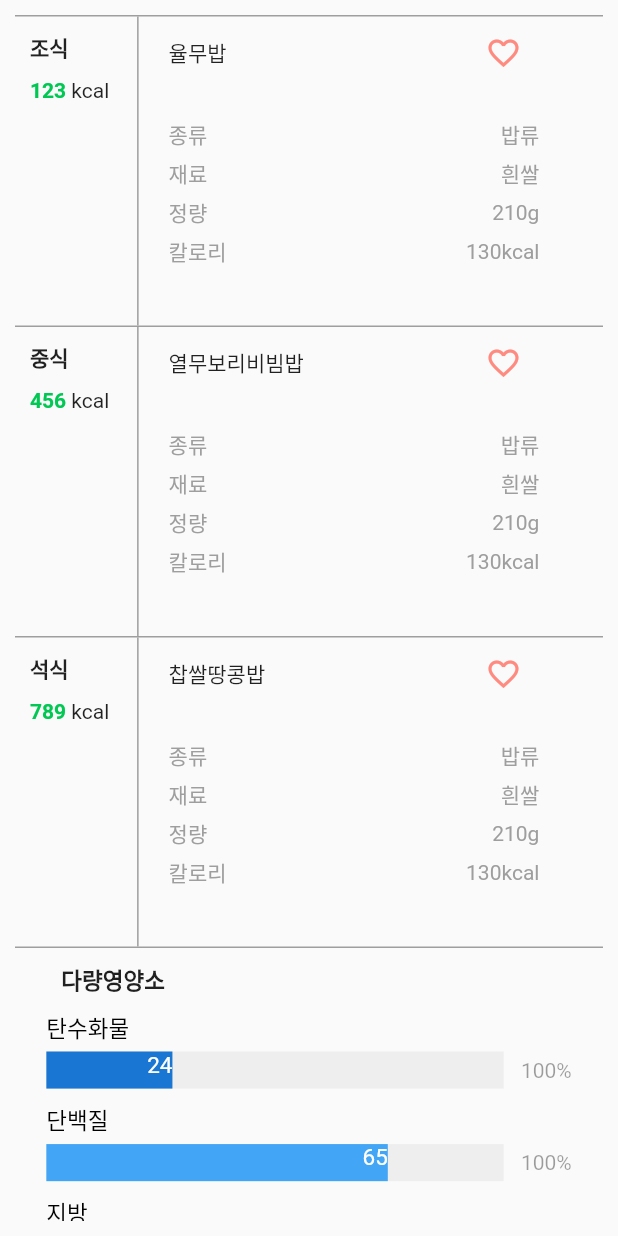
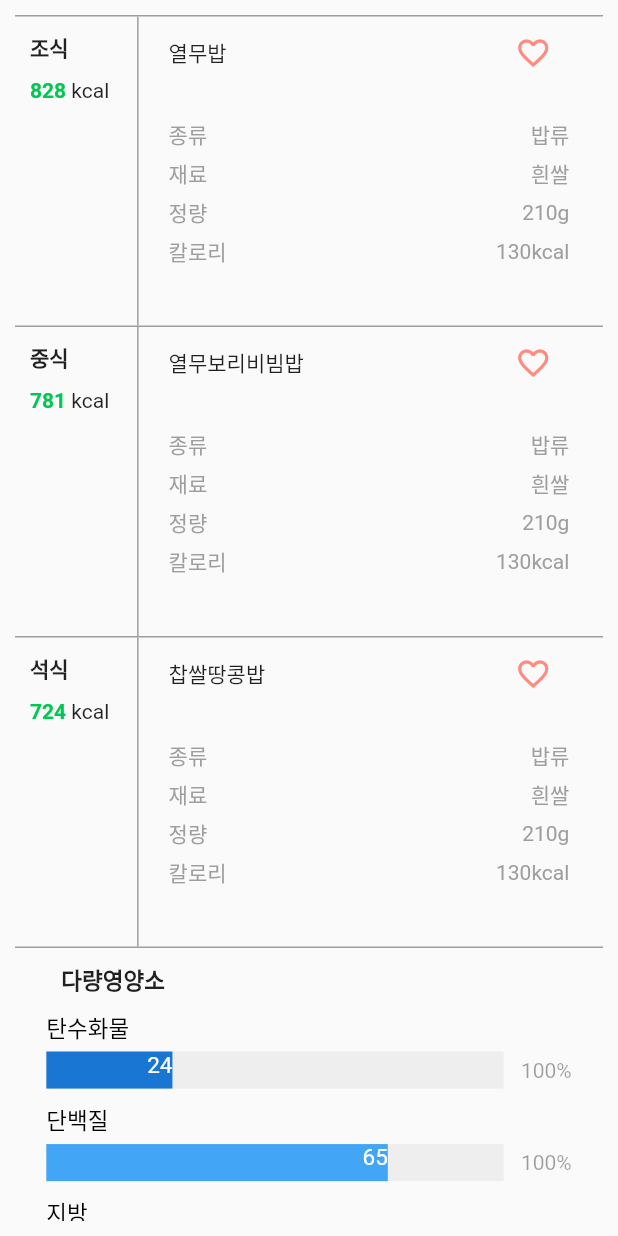
Before and after one commit to dongk0902/project_task, a Flutter app: the screen it shows after launch, on a phone screen of 412 x 824 dp. Run offline on Flutter 3.47's test engine with Material 2 defaults, Android fonts, the phone set to English and light mode, and no system bars; our stand-ins replace fl_chart.

Commit message:
08-01 commit

```diff
--- a/lib/screens/hom_screen.dart
+++ b/lib/screens/hom_screen.dart
@@ -4,10 +4,6 @@ import 'package:project_task/utils/bar_chart.dart';
 import 'package:project_task/utils/meal_menu.dart';
 import 'dart:convert';
 import 'package:http/http.dart' as http;
-import 'package:fl_chart/fl_chart.dart';
-import 'package:project_task/utils/widget.dart';
-import 'package:project_task/widgets/button.dart';
-
 import '../utils/pie.dart';
 import '../utils/list_data.dart';
 
@@ -21,9 +17,29 @@ class HomeScreen extends StatefulWidget {
 }
 
 class _HomeScreenState extends State<HomeScreen> {
+  String? foodName;
+  int? carbohydrate;
+  int? protein;
+  int? fat;
+  int? sodium;
+  int? cholesterol;
+  int? saturatedFattyAcid;
+
   void FoodNutrition() async {
     Network network = Network(
-        'http://openapi.foodsafetykorea.go.kr/api/${apiKey}/I2790/json/1/21');
+        'http://openapi.foodsafetykorea.go.kr/api/${apiKey}/I2790/json/1/1000');
+
+    var foodData = await network.getJsonData();
+  }
+
+  void updateData(dynamic foodData, int jsonNumber) {
+    foodName = foodData['row'][jsonNumber]['DESC_KOR']; // 이름
+    carbohydrate = foodData['row'][jsonNumber]['NUTR_CONT2']; // 탄수화물
+    protein = foodData['row'][jsonNumber]['NUTR_CONT3']; // 단백질
+    fat = foodData['row'][jsonNumber]['NUTR_CONT4']; // 지방
+    sodium = foodData['row'][jsonNumber]['NUTR_CONT6']; // 식이섬유 없음 => 나트륨으로 대체
+    cholesterol = foodData['row'][jsonNumber]['NUTR_CONT7']; // 콜레스테롤
+    saturatedFattyAcid = foodData['row'][jsonNumber]['NUTR_CONT8']; // 포화 지방산
   }
 
   @override
@@ -60,7 +76,6 @@ class _HomeScreenState extends State<HomeScreen> {
   }
 
   Widget renderBar(dynamic index) {
-
     if (index + 1 == mealList.length) {
       return Exam();
     } else {
@@ -75,5 +90,4 @@ class _HomeScreenState extends State<HomeScreen> {
       return SizedBox.shrink();
     }
   }
-
 }
--- a/lib/utils/list_data.dart
+++ b/lib/utils/list_data.dart
@@ -1,4 +1,3 @@
-
 var mealList = [
   '조식',
   '중식',
@@ -6,13 +5,13 @@ var mealList = [
 ];
 
 var kcalList = [
-  '123',
-  '456',
-  '789',
+  '828',
+  '781',
+  '724',
 ];
 
 var menuList = [
-  '율무밥',
+  '열무밥',
   '열무보리비빔밥',
   '찹쌀땅콩밥',
 ];
@@ -30,3 +29,9 @@ var valueList = [
   '210g',
   '130kcal',
 ];
+
+var DBList = [
+  20,
+  133,
+  113,
+];
--- a/lib/utils/meal_menu.dart
+++ b/lib/utils/meal_menu.dart
@@ -8,7 +8,7 @@ class MealMenu extends StatelessWidget {
   final BoxBorder? mealMenuBorder;
   final String when;
   final String kcalNumber;
-  final String menu;
+  final dynamic menu;
 
   const MealMenu({
     this.mealMenuBorder,
@@ -47,6 +47,7 @@ class MealMenu extends StatelessWidget {
 class Meal extends StatelessWidget {
   final String when;
   final String kcalNumber;
+
   const Meal({
     required this.when,
     required this.kcalNumber,
@@ -109,16 +110,27 @@ class Menu extends StatefulWidget {
 }
 
 class _MenuState extends State<Menu> {
-  bool isClicked = true;
+  bool isClicked1 = true;
+  bool isClicked2 = true;
 
   @override
   Widget build(BuildContext context) {
     var _screenSize = MediaQuery.of(context).size;
     var height = _screenSize.height * 0.25;
-    var width = _screenSize.width * 0.6;
+    var width = _screenSize.width * 0.697;
 
-    return Container(
-      margin: EdgeInsets.fromLTRB(20, 0, 0, 0),
+    return InkWell(
+      onTap: () {
+        setState(() {
+          isClicked1 = !isClicked1;
+        });
+      },
+      child: Container(
+        color: isClicked1 ? Colors.transparent : Colors.blue[50],
+
+        child: Container(
+          margin: const EdgeInsets.only(left: 20),
+          padding: const EdgeInsets.only(right: 20),
           height: height,
           width: width,
           child: Column(
@@ -126,20 +138,18 @@ class _MenuState extends State<Menu> {
               Row(
                 mainAxisAlignment: MainAxisAlignment.spaceBetween,
                 children: [
-              Text(widget.menu),
+                  Text(widget.menu.toString()),
                   IconButton(
                     splashColor: Colors.transparent,
                     highlightColor: Colors.transparent,
                     onPressed: () {
                       // Provider.of<IconFavorite>(context).changeIcon();
                       setState(() {
-                    // 이게 도대체 왜 되냐?????? 하...... 지금은 false인데 누르면 true가 된다는 거? 근데 왜 한번 더 누르면 다시 돌아오는 건데 하...
-                    // bool isClicked = true; 위에 선언하고 여기에 isClicked = false; 넣는거랑 왜 다른건데......... 아... 아.... 아..........알겠다...
-                    isClicked = !isClicked;
+                        isClicked2 = !isClicked2;
                       });
                     },
                     icon: Icon(
-                  isClicked ? Icons.favorite_border : Icons.favorite,
+                      isClicked2 ? Icons.favorite_border : Icons.favorite,
                       color: Colors.redAccent[100],
                     ),
                   ),
@@ -163,6 +173,8 @@ class _MenuState extends State<Menu> {
               ),
             ],
           ),
+        ),
+      ),
     );
   }
 }
```
Also changed, not shown: lib/providers/data/network.dart (+10 -2 lines), pubspec.lock. Lines whose indentation alone changed are shown as unchanged.
